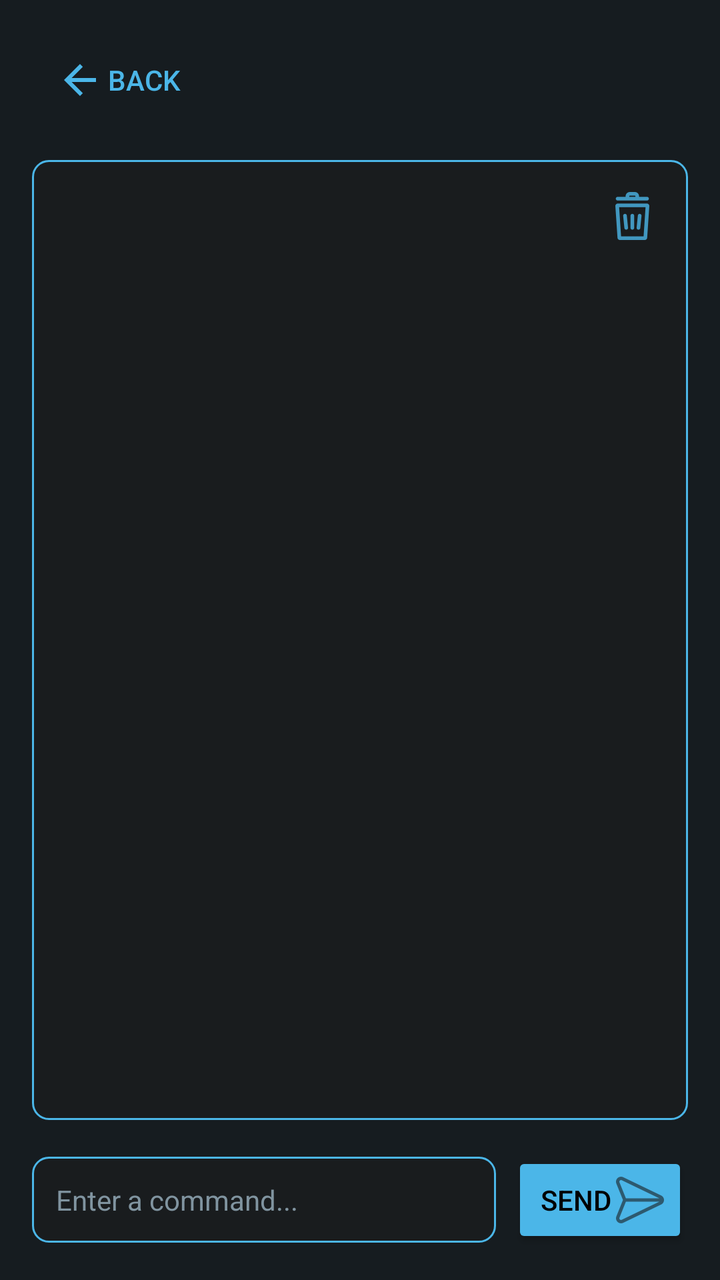
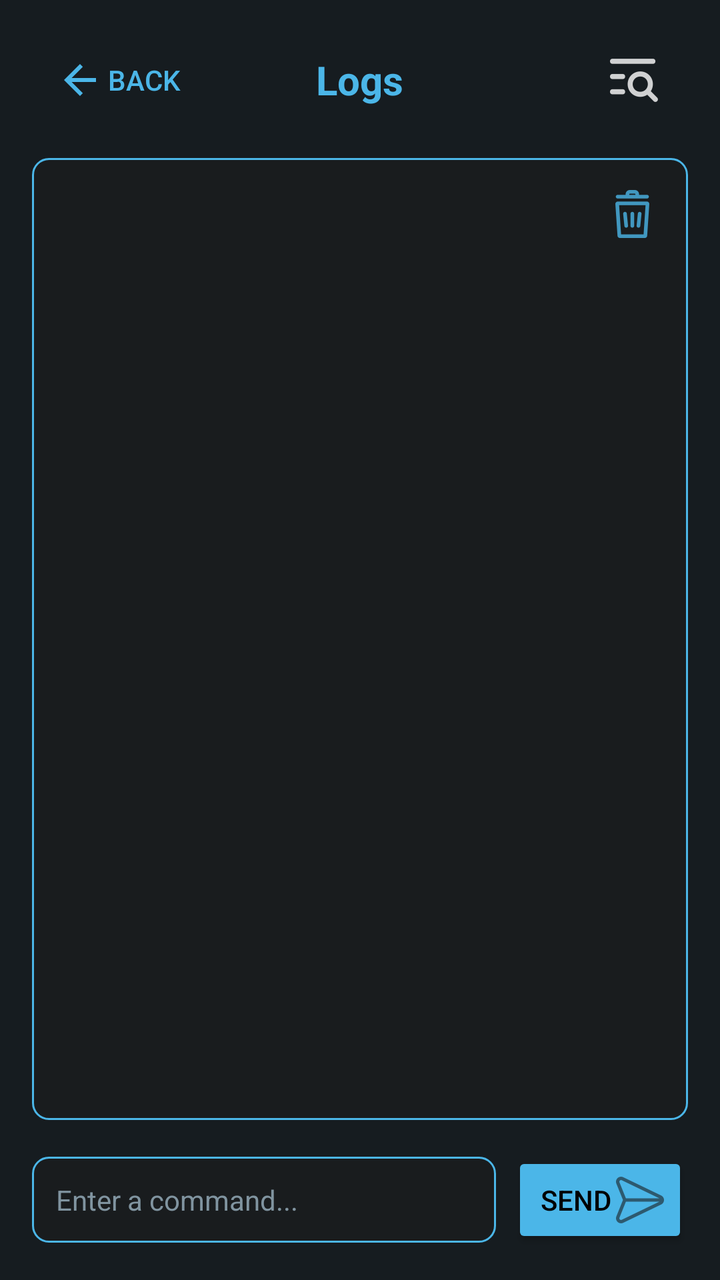

Compare the two renders of this Android layout. The source of the first and the diff that turns it into the second are given below.
<!-- AndroidManifest.xml: activity theme Theme.Nsline22 -->
<!-- res/layout/activity_log.xml -->
<?xml version="1.0" encoding="utf-8"?>
<LinearLayout xmlns:android="http://schemas.android.com/apk/res/android"
    xmlns:app="http://schemas.android.com/apk/res-auto"
    android:layout_width="match_parent"
    android:layout_height="match_parent"
    android:orientation="vertical"
    android:background="@color/background_dark"
    android:padding="16dp">

    

    <Button
        android:id="@+id/backButton"
        style="@style/Widget.AppCompat.Button.Borderless"
        android:layout_width="wrap_content"
        android:layout_height="wrap_content"
        android:layout_marginBottom="16dp"
        android:text="Back"
        android:textColor="?attr/colorPrimary"
        android:drawableLeft="@drawable/ic_arrow_backward" />

    
    <RelativeLayout
        android:layout_width="match_parent"
        android:layout_height="0dp"
        android:layout_weight="1"
        android:background="@drawable/output_background">

        
        <ScrollView
            android:id="@+id/logScrollView"
            android:layout_width="match_parent"
            android:layout_height="match_parent"
            android:scrollbars="vertical"
            android:fadeScrollbars="false"
            android:overScrollMode="always"
            android:scrollbarStyle="insideOverlay">

            
            <TextView
                android:id="@+id/outputTextView"
                android:layout_width="match_parent"
                android:layout_height="wrap_content"
                android:padding="14dp"
                android:textColor="@color/material_dynamic_primary60"
                android:textSize="14sp"
                android:text=""
                android:gravity="start|top"
                android:singleLine="false"
                android:maxLines="1000"
                android:ellipsize="none"
                android:fontFamily="monospace"
                android:typeface="monospace" />

        </ScrollView>

        
        <ImageButton
            android:id="@+id/clearLogsButton"
            android:layout_width="40dp"
            android:layout_height="40dp"
            android:layout_alignParentTop="true"
            android:layout_alignParentEnd="true"
            android:layout_margin="8dp"
            android:background="@null"
            android:contentDescription="Clear logs"
            android:scaleType="centerInside"
            android:tint="?attr/colorPrimary"
            android:src="@drawable/ic_clear" />

    </RelativeLayout>

    
    <LinearLayout
        android:layout_width="match_parent"
        android:layout_height="wrap_content"
        android:orientation="horizontal"
        android:gravity="center_vertical"
        android:layout_marginTop="16dp">

        <EditText
            android:id="@+id/commandEditText"
            android:layout_width="0dp"
            android:layout_height="wrap_content"
            android:layout_weight="1"
            android:hint="Enter a command..."
            android:imeOptions="actionDone"
            android:inputType="text"
            android:focusable="true"
            android:focusableInTouchMode="true"
            android:clickable="true"
            android:background="@drawable/edittext_background"
            android:textColor="?attr/colorPrimary"
            android:textColorHint="@color/edittexthint_color"
            android:padding="12dp"
            android:layout_marginEnd="8dp" />

        <Button
            android:id="@+id/buttonSend"
            android:layout_width="wrap_content"
            android:layout_height="wrap_content"
            android:text="Send"
            android:backgroundTint="?attr/colorPrimary"
            android:textColor="@color/black"
            android:padding="12dp"
            app:cornerRadius="12dp"
            android:drawableRight="@drawable/send"
            android:drawableTint="@color/material_dynamic_neutral10"/>

    </LinearLayout>

</LinearLayout>
<!-- resources referenced by this layout -->
<resources>
  <color name="background_dark">@color/material_dynamic_neutral_variant10</color>
  <color name="black">#FF000000</color>
  <color name="edittexthint_color">@color/material_dynamic_secondary60</color>
  <!-- drawable edittext_background (drawable) -->
  <shape xmlns:android="http://schemas.android.com/apk/res/android">
      <solid android:color="@color/material_dynamic_neutral10"/>
      <stroke android:width="1dp" android:color="?attr/colorPrimary"/>
      <corners android:radius="8dp"/>
  </shape>
  <!-- drawable ic_arrow_backward (drawable) -->
  <vector xmlns:android="http://schemas.android.com/apk/res/android"
      android:width="24dp"
      android:height="24dp"
      android:viewportWidth="24"
      android:viewportHeight="24"
      android:tint="?attr/colorPrimary">
      <path
          android:fillColor="@android:color/white"
          android:pathData="M12,20l1.41,-1.41L7.83,13H20v-2H7.83l5.58,-5.59L12,4l-8,8z"/>
  </vector>
  <!-- drawable ic_clear: png bitmap (drawable-hdpi, 813 bytes) -->
  <!-- drawable output_background (drawable) -->
  <shape xmlns:android="http://schemas.android.com/apk/res/android">
      <solid android:color="@color/material_dynamic_neutral10" />
      <stroke android:width="1dp" android:color="?attr/colorPrimary" />
      <corners android:radius="8dp" />
  </shape>
  <!-- drawable send: png bitmap (drawable-hdpi, 734 bytes) -->
  <style name="Theme.Nsline22" parent="Theme.MaterialComponents.DayNight.NoActionBar">
          <item name="android:windowBackground">@color/material_dynamic_neutral_variant10</item>
          <item name="colorPrimary">@color/material_dynamic_primary70</item>
          <item name="editTextStyle">@style/EditTextStyle</item>
          <item name="android:statusBarColor">@color/material_dynamic_neutral_variant10</item>
          <item name="android:navigationBarColor">@color/material_dynamic_neutral_variant10</item>
      </style>
  <style name="EditTextStyle" parent="Widget.MaterialComponents.TextInputLayout.OutlinedBox">
          <item name="boxStrokeColor">@color/material_dynamic_primary70</item>
          <item name="android:textColorHint">@color/material_dynamic_primary70</item>
          <item name="android:textColor">@color/white</item>
          <item name="android:paddingStart">12dp</item>
          <item name="android:paddingEnd">12dp</item>
          <item name="android:paddingTop">8dp</item>
          <item name="android:paddingBottom">8dp</item>
      </style>
  <color name="white">#FFFFFFFF</color>
</resources>

<!-- the commit's change to res/layout/activity_log.xml (unified diff, before → after) -->
@@ -9,15 +9,44 @@
 
     
 
-    <Button
-        android:id="@+id/backButton"
-        style="@style/Widget.AppCompat.Button.Borderless"
-        android:layout_width="wrap_content"
+    <RelativeLayout
+        android:layout_width="match_parent"
         android:layout_height="wrap_content"
-        android:layout_marginBottom="16dp"
-        android:text="Back"
-        android:textColor="?attr/colorPrimary"
-        android:drawableLeft="@drawable/ic_arrow_backward" />
+        android:layout_marginBottom="15dp">
+
+        
+        <Button
+            android:id="@+id/backButton"
+            style="@style/Widget.AppCompat.Button.Borderless"
+            android:layout_width="wrap_content"
+            android:layout_height="wrap_content"
+            android:text="Back"
+            android:textColor="?attr/colorPrimary"
+            android:drawableLeft="@drawable/ic_arrow_backward"
+            android:layout_alignParentStart="true"
+            android:layout_centerVertical="true" />
+
+        
+        <TextView
+            android:id="@+id/headerText"
+            android:layout_width="wrap_content"
+            android:layout_height="wrap_content"
+            android:text="Logs"
+            android:textColor="@color/material_dynamic_primary70"
+            android:textSize="20sp"
+            android:textStyle="bold"
+            android:layout_centerInParent="true" />
+
+        <ImageView
+            android:layout_width="wrap_content"
+            android:layout_height="wrap_content"
+            android:src="@drawable/ic_visibility_off"
+            android:layout_alignParentEnd="true"
+            android:layout_marginBottom="5dp"
+            android:layout_centerInParent="true"
+            android:layout_marginEnd="15dp" />
+
+    </RelativeLayout>
 
     
     <RelativeLayout
<!-- resource entries referenced after the edit -->
@@ -21,6 +21,7 @@
           android:pathData="M12,20l1.41,-1.41L7.83,13H20v-2H7.83l5.58,-5.59L12,4l-8,8z"/>
   </vector>
   <!-- drawable ic_clear: png bitmap (drawable-hdpi, 813 bytes) -->
+  <!-- drawable ic_visibility_off: png bitmap (drawable-hdpi, 684 bytes) -->
   <!-- drawable output_background (drawable) -->
   <shape xmlns:android="http://schemas.android.com/apk/res/android">
       <solid android:color="@color/material_dynamic_neutral10" />
